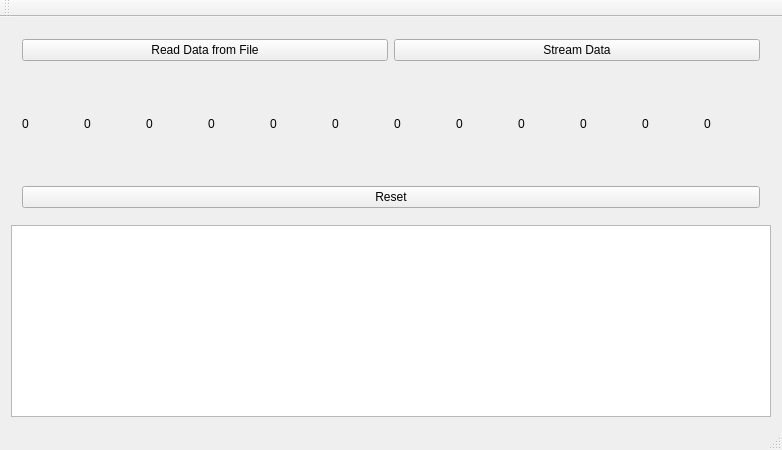
Qt form leddargui/mainwindow.ui (SCCapstone/Sense-Able) before a commit.
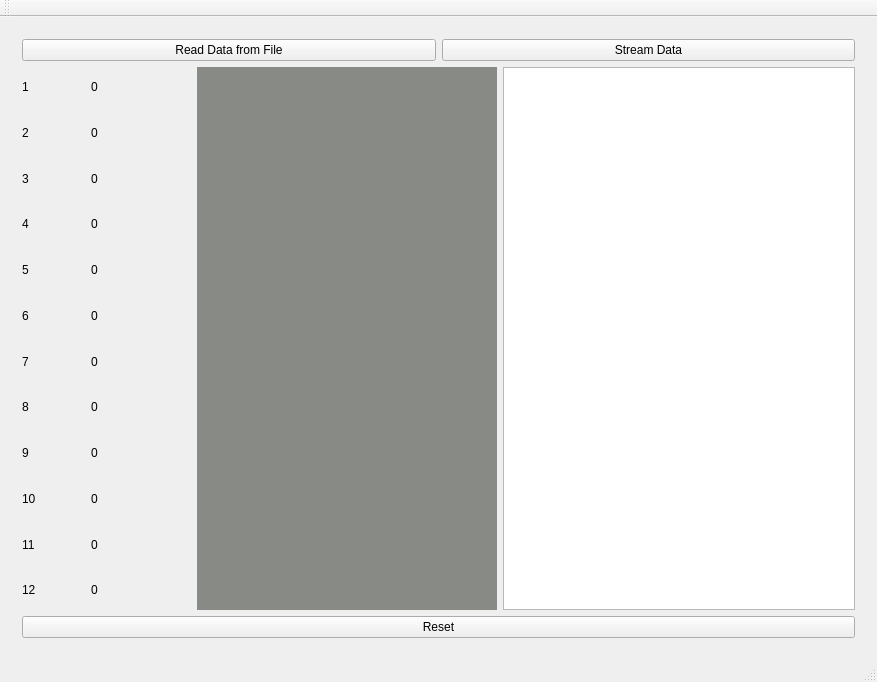
The same form after that commit.

Commit message: added camera stream

Patch:
```diff
--- a/leddargui/mainwindow.ui
+++ b/leddargui/mainwindow.ui
@@ -6,8 +6,8 @@
    <rect>
     <x>0</x>
     <y>0</y>
-    <width>782</width>
-    <height>450</height>
+    <width>877</width>
+    <height>682</height>
    </rect>
   </property>
   <property name="minimumSize">
@@ -20,15 +20,17 @@
    <string>MainWindow</string>
   </property>
   <widget class="QWidget" name="centralWidget">
-   <layout class="QGridLayout" name="gridLayout">
-    <item row="1" column="0">
-     <widget class="QTextBrowser" name="textBrowser"/>
-    </item>
+   <layout class="QGridLayout" name="gridLayout_3">
     <item row="0" column="0">
+     <layout class="QHBoxLayout" name="horizontalLayout"/>
+    </item>
+    <item row="0" column="1">
      <widget class="QStackedWidget" name="stackedWidget">
       <widget class="QWidget" name="page">
        <layout class="QGridLayout" name="gridLayout_2">
         <item row="0" column="0">
+         <layout class="QGridLayout" name="gridLayout">
+          <item row="0" column="0">
          <layout class="QHBoxLayout" name="horizontalLayout_2">
           <item>
            <widget class="QPushButton" name="readDataButton">
@@ -47,12 +49,182 @@
          </layout>
         </item>
         <item row="1" column="0">
-         <layout class="QHBoxLayout" name="horizontalLayout">
+           <layout class="QHBoxLayout" name="horizontalLayout_4">
+            <item>
+             <layout class="QHBoxLayout" name="horizontalLayout_3">
+              <property name="sizeConstraint">
+               <enum>QLayout::SetDefaultConstraint</enum>
+              </property>
+              <property name="rightMargin">
+               <number>0</number>
+              </property>
+              <item>
+               <layout class="QVBoxLayout" name="verticalLayout_2">
+                <item>
+                 <widget class="QLabel" name="label">
+                  <property name="minimumSize">
+                   <size>
+                    <width>63</width>
+                    <height>0</height>
+                   </size>
+                  </property>
+                  <property name="text">
+                   <string>1</string>
+                  </property>
+                 </widget>
+                </item>
+                <item>
+                 <widget class="QLabel" name="label_14">
+                  <property name="minimumSize">
+                   <size>
+                    <width>63</width>
+                    <height>0</height>
+                   </size>
+                  </property>
+                  <property name="text">
+                   <string>2</string>
+                  </property>
+                 </widget>
+                </item>
+                <item>
+                 <widget class="QLabel" name="label_15">
+                  <property name="minimumSize">
+                   <size>
+                    <width>63</width>
+                    <height>0</height>
+                   </size>
+                  </property>
+                  <property name="text">
+                   <string>3</string>
+                  </property>
+                 </widget>
+                </item>
+                <item>
+                 <widget class="QLabel" name="label_16">
+                  <property name="minimumSize">
+                   <size>
+                    <width>63</width>
+                    <height>0</height>
+                   </size>
+                  </property>
+                  <property name="text">
+                   <string>4</string>
+                  </property>
+                 </widget>
+                </item>
+                <item>
+                 <widget class="QLabel" name="label_17">
+                  <property name="minimumSize">
+                   <size>
+                    <width>63</width>
+                    <height>0</height>
+                   </size>
+                  </property>
+                  <property name="text">
+                   <string>5</string>
+                  </property>
+                 </widget>
+                </item>
+                <item>
+                 <widget class="QLabel" name="label_18">
+                  <property name="minimumSize">
+                   <size>
+                    <width>63</width>
+                    <height>0</height>
+                   </size>
+                  </property>
+                  <property name="text">
+                   <string>6</string>
+                  </property>
+                 </widget>
+                </item>
+                <item>
+                 <widget class="QLabel" name="label_19">
+                  <property name="minimumSize">
+                   <size>
+                    <width>63</width>
+                    <height>0</height>
+                   </size>
+                  </property>
+                  <property name="text">
+                   <string>7</string>
+                  </property>
+                 </widget>
+                </item>
+                <item>
+                 <widget class="QLabel" name="label_20">
+                  <property name="minimumSize">
+                   <size>
+                    <width>63</width>
+                    <height>0</height>
+                   </size>
+                  </property>
+                  <property name="text">
+                   <string>8</string>
+                  </property>
+                 </widget>
+                </item>
+                <item>
+                 <widget class="QLabel" name="label_23">
+                  <property name="minimumSize">
+                   <size>
+                    <width>63</width>
+                    <height>0</height>
+                   </size>
+                  </property>
+                  <property name="text">
+                   <string>9</string>
+                  </property>
+                 </widget>
+                </item>
+                <item>
+                 <widget class="QLabel" name="label_13">
+                  <property name="minimumSize">
+                   <size>
+                    <width>63</width>
+                    <height>0</height>
+                   </size>
+                  </property>
+                  <property name="text">
+                   <string>10</string>
+                  </property>
+                 </widget>
+                </item>
+                <item>
+                 <widget class="QLabel" name="label_21">
+                  <property name="minimumSize">
+                   <size>
+                    <width>63</width>
+                    <height>0</height>
+                   </size>
+                  </property>
+                  <property name="text">
+                   <string>11</string>
+                  </property>
+                 </widget>
+                </item>
+                <item>
+                 <widget class="QLabel" name="label_22">
+                  <property name="minimumSize">
+                   <size>
+                    <width>63</width>
+                    <height>0</height>
+                   </size>
+                  </property>
+                  <property name="text">
+                   <string>12</string>
+                  </property>
+                 </widget>
+                </item>
+               </layout>
+              </item>
+              <item>
+               <layout class="QVBoxLayout" name="verticalLayout">
           <item>
            <widget class="QLabel" name="label_1">
             <property name="minimumSize">
              <size>
-              <width>3</width>
+                    <width>100</width>
               <height>0</height>
              </size>
             </property>
@@ -65,7 +237,7 @@
            <widget class="QLabel" name="label_2">
             <property name="minimumSize">
              <size>
-              <width>3</width>
+                    <width>100</width>
               <height>0</height>
              </size>
             </property>
@@ -78,7 +250,7 @@
            <widget class="QLabel" name="label_3">
             <property name="minimumSize">
              <size>
-              <width>3</width>
+                    <width>100</width>
               <height>0</height>
              </size>
             </property>
@@ -91,7 +263,7 @@
            <widget class="QLabel" name="label_4">
             <property name="minimumSize">
              <size>
-              <width>3</width>
+                    <width>100</width>
               <height>0</height>
              </size>
             </property>
@@ -104,7 +276,7 @@
            <widget class="QLabel" name="label_5">
             <property name="minimumSize">
              <size>
-              <width>3</width>
+                    <width>100</width>
               <height>0</height>
              </size>
             </property>
@@ -117,7 +289,7 @@
            <widget class="QLabel" name="label_6">
             <property name="minimumSize">
              <size>
-              <width>3</width>
+                    <width>100</width>
               <height>0</height>
              </size>
             </property>
@@ -130,7 +302,7 @@
            <widget class="QLabel" name="label_7">
             <property name="minimumSize">
              <size>
-              <width>3</width>
+                    <width>100</width>
               <height>0</height>
              </size>
             </property>
@@ -143,7 +315,7 @@
            <widget class="QLabel" name="label_8">
             <property name="minimumSize">
              <size>
-              <width>3</width>
+                    <width>100</width>
               <height>0</height>
              </size>
             </property>
@@ -156,7 +328,7 @@
            <widget class="QLabel" name="label_9">
             <property name="minimumSize">
              <size>
-              <width>3</width>
+                    <width>100</width>
               <height>0</height>
              </size>
             </property>
@@ -169,7 +341,7 @@
            <widget class="QLabel" name="label_10">
             <property name="minimumSize">
              <size>
-              <width>3</width>
+                    <width>100</width>
               <height>0</height>
              </size>
             </property>
@@ -182,7 +354,7 @@
            <widget class="QLabel" name="label_11">
             <property name="minimumSize">
              <size>
-              <width>3</width>
+                    <width>100</width>
               <height>0</height>
              </size>
             </property>
@@ -195,7 +367,7 @@
            <widget class="QLabel" name="label_12">
             <property name="minimumSize">
              <size>
-              <width>3</width>
+                    <width>100</width>
               <height>0</height>
              </size>
             </property>
@@ -206,7 +378,30 @@
           </item>
          </layout>
         </item>
-        <item row="2" column="0">
+             </layout>
+            </item>
+            <item>
+             <widget class="QLabel" name="cameraView">
+              <property name="minimumSize">
+               <size>
+                <width>300</width>
+                <height>300</height>
+               </size>
+              </property>
+              <property name="styleSheet">
+               <string notr="true">background-color: rgb(136, 138, 133);</string>
+              </property>
+              <property name="text">
+               <string/>
+              </property>
+             </widget>
+            </item>
+            <item>
+             <widget class="QTextBrowser" name="textBrowser"/>
+            </item>
+           </layout>
+          </item>
+          <item row="3" column="0">
          <widget class="QPushButton" name="resetButton">
           <property name="text">
            <string>Reset</string>
@@ -214,6 +409,8 @@
          </widget>
         </item>
        </layout>
+        </item>
+       </layout>
       </widget>
       <widget class="QWidget" name="page_2"/>
      </widget>
```
Left out of the diff: 7 changed lines with no effect on the pictures. Lines whose indentation alone changed are shown as unchanged. The commit also changes 6 other files.
